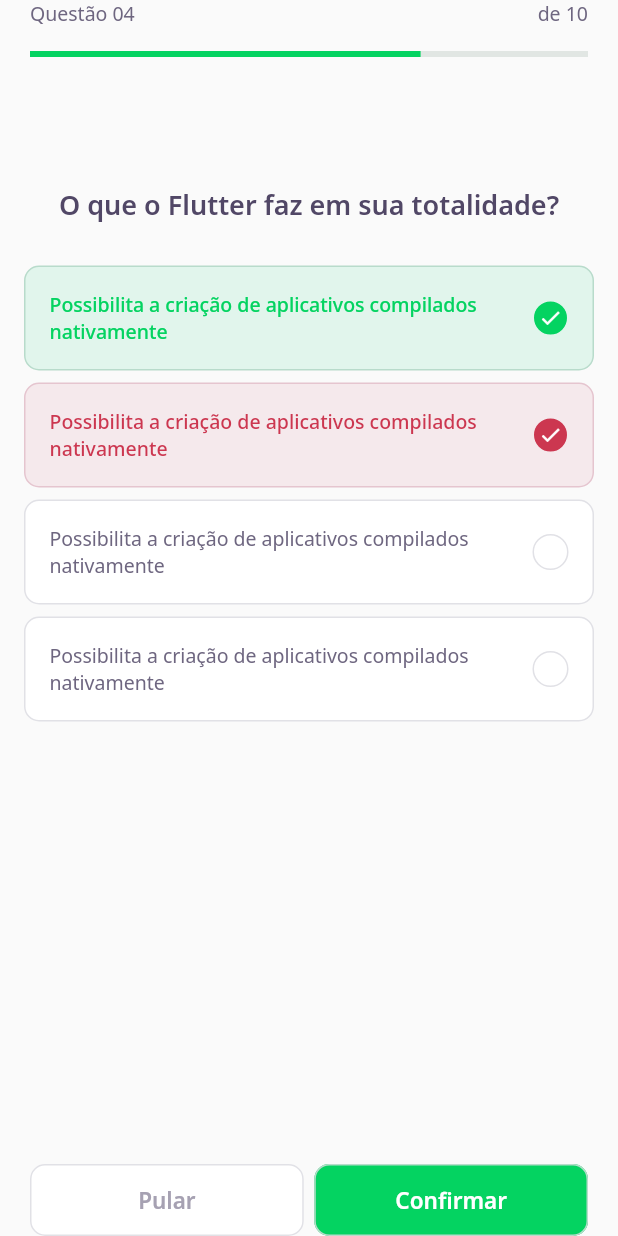
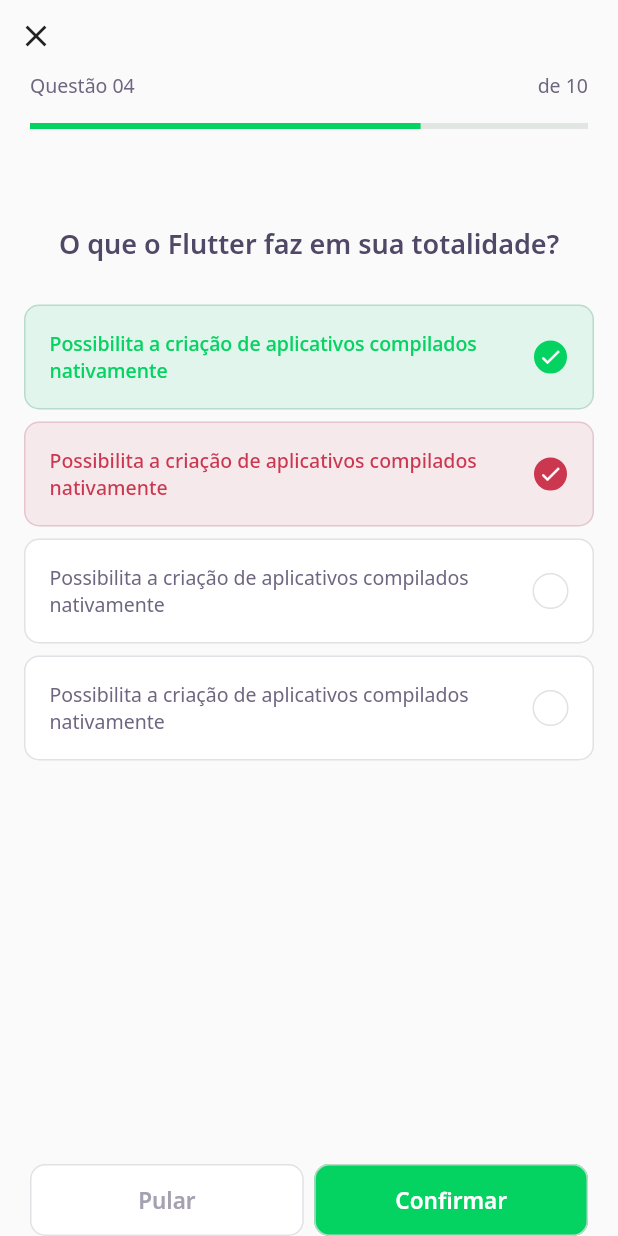
Before and after one commit to paulorcvieira/dev-quiz-flutter, a Flutter app: the ChallengePage screen opened directly, on a phone screen of 412 x 824 dp. Run offline on Flutter 3.47's test engine with Material 2 defaults, Android fonts, the phone set to English and light mode, and no system bars; our stand-ins replace google_fonts; accounts and stored records are empty.

Commit message:
feat: add close button in challenge page

```diff
--- a/lib/challenge/challenge_page.dart
+++ b/lib/challenge/challenge_page.dart
@@ -16,10 +16,21 @@ class _ChallengePageState extends State<ChallengePage> {
   Widget build(BuildContext context) {
     return Scaffold(
       appBar: PreferredSize(
-        preferredSize: Size.fromHeight(60),
+        preferredSize: Size.fromHeight(86),
         child: SafeArea(
           top: true,
-          child: QuestionIndicatorWidget(),
+          child: Column(
+            crossAxisAlignment: CrossAxisAlignment.start,
+            children: [
+              // BackButton(),
+              IconButton(
+                  icon: Icon(Icons.close),
+                  onPressed: () {
+                    Navigator.pop(context);
+                  }),
+              QuestionIndicatorWidget(),
+            ],
+          ),
         ),
       ),
       body: QuizWidget(
```
